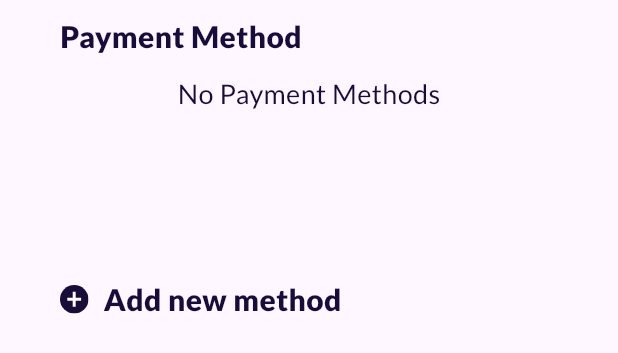
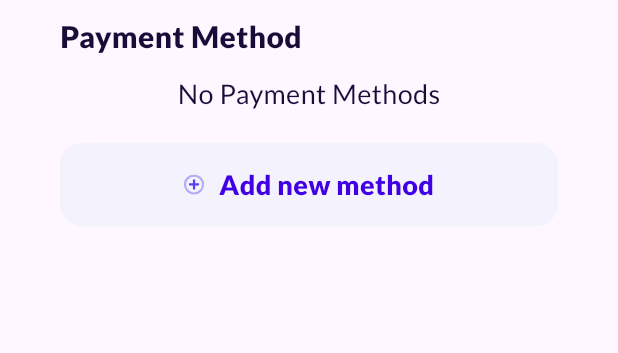
Before and after one commit to in2uitions/ding-done, a Flutter app: the PaymentMethod widget shown alone on an empty page, opened directly with empty values, on a phone screen of 412 x 824 dp. Shown: the top 353 px of the screen. Run offline on Flutter 3.47's test engine with Material 3 defaults, Android fonts, the phone set to English and light mode, and no system bars; our stand-ins replace audioplayers, carousel_slider, date_picker_timeline, file_picker, flutter_dotenv, flutter_image_compress and 17 more; missing offline and left inert: flutter_pdfview, flutter_stripe, location_picker_flutter_map, ml_card_scanner, onboarding, onesignal_flutter; accounts and stored records are empty; network calls fail; project files that could hold a hidden picture were left out.

Commit message:
new design

```diff
--- a/lib/view/widgets/book_a_service/payment_method.dart
+++ b/lib/view/widgets/book_a_service/payment_method.dart
@@ -79,18 +79,33 @@ class _PaymentMethodState extends State<PaymentMethod> {
                           horizontal: context.appValues.appPadding.p20,
                         ),
                         child: InkWell(
+                          child: Container(
+                            decoration: const BoxDecoration(
+                              color: Color(0xffF4F3FD),
+                              borderRadius: BorderRadius.all(
+                                Radius.circular(15),
+                              ),
+                            ),
+                            child: Padding(
+                              padding: EdgeInsets.symmetric(
+                                horizontal: context.appValues.appPadding.p20,
+                                vertical: context.appValues.appPadding.p15,
+                              ),
                               child: Row(
+                                mainAxisAlignment: MainAxisAlignment.center,
                                 children: [
-                              SvgPicture.asset('assets/img/add.svg'),
+                                  SvgPicture.asset('assets/img/addmedia.svg'),
                                   const Gap(10),
                                   Text(
                                     translate('paymentMethod.addMethod'),
                                     style: getPrimaryBoldStyle(
-                                    fontSize: 20,
-                                    color:
-                                        context.resources.color.btnColorBlue),
+                                      fontSize: 18,
+                                      color: const Color(0xff4100E3),
+                                    ),
                                   ),
                                 ],
+                              ),
+                            ),
                           ),
                           onTap: () {
                             Navigator.of(context)
--- a/lib/view/widgets/confirm_payment_method/payment_method_buttons.dart
+++ b/lib/view/widgets/confirm_payment_method/payment_method_buttons.dart
@@ -69,14 +69,13 @@ class _PaymentMethodButtonsState extends State<PaymentMethodButtons> {
   @override
   Widget build(BuildContext context) {
     return FutureBuilder(
-        future:
-        Provider.of<PaymentViewModel>(context, listen: false)
+        future: Provider.of<PaymentViewModel>(context, listen: false)
             .getPaymentMethods(),
         builder: (context, AsyncSnapshot snapshot) {
           if (snapshot.connectionState == ConnectionState.done) {
             if (snapshot.hasData && snapshot.data != null) {
               return Padding(
-            padding: const EdgeInsets.only(bottom: 100),
+                padding: const EdgeInsets.only(bottom: 10),
                 child: Column(
                   children: [
                     ListView.builder(
@@ -93,8 +92,10 @@ class _PaymentMethodButtonsState extends State<PaymentMethodButtons> {
                             child: Column(
                               children: [
                                 // Removed by Rim to be added later on Cash on Delivery
-                            (widget.fromWhere == 'completed' && data != null) ||
-                                (widget.role == Constants.supplierRoleId &&
+                                (widget.fromWhere == 'completed' &&
+                                            data != null) ||
+                                        (widget.role ==
+                                                Constants.supplierRoleId &&
                                             data != null)
                                     ?
                                     // snapshot.data.isNotEmpty?
@@ -106,18 +107,20 @@ class _PaymentMethodButtonsState extends State<PaymentMethodButtons> {
                                         image: 'assets/img/card-icon.svg',
                                         jobsViewModel: widget.jobsViewModel,
                                         data: snapshot.data![0]['id'],
-                              last_digits: snapshot.data![0]['lastDigits'],
+                                        last_digits: snapshot.data![0]
+                                            ['lastDigits'],
                                         payment_method: "Card",
                                       )
-
-                            :
-                            snapshot.data.isNotEmpty?
-                                Container():
-                            Text(translate('paymentMethod.noPaymentMethod'),
+                                    : snapshot.data.isNotEmpty
+                                        ? Container()
+                                        : Text(
+                                            translate(
+                                                'paymentMethod.noPaymentMethod'),
                                             style: getPrimaryRegularStyle(
                                               fontSize: 18,
                                               color: Color(0xff180C38),
-                      ),),
+                                            ),
+                                          ),
                                 //Removed by Rim to be added later on Cash on Delivery
 
                                 //     :
@@ -146,7 +149,8 @@ class _PaymentMethodButtonsState extends State<PaymentMethodButtons> {
                                       // Handle tap
                                     },
                                     child: Column(
-                            crossAxisAlignment: CrossAxisAlignment.center,
+                                      crossAxisAlignment:
+                                          CrossAxisAlignment.center,
                                       children: [
                                         ButtonConfirmPaymentMethod(
                                           action: active,
@@ -161,7 +165,9 @@ class _PaymentMethodButtonsState extends State<PaymentMethodButtons> {
                                           last_digits: card['last_digits'],
                                           payment_method: "Card",
                                         ),
-                              SizedBox(height: context.appValues.appSize.s10),
+                                        SizedBox(
+                                            height:
+                                                context.appValues.appSize.s10),
                                       ],
                                     ),
                                   )
@@ -181,7 +187,6 @@ class _PaymentMethodButtonsState extends State<PaymentMethodButtons> {
           } else {
             return Center(child: Text('Error loading payment methods.'));
           }
-      }
-    );
+        });
   }
 }
```
Also changed, not shown: lib/view/book_a_service/book_a_service.dart (+21 -9 lines). Lines whose indentation alone changed are shown as unchanged.
